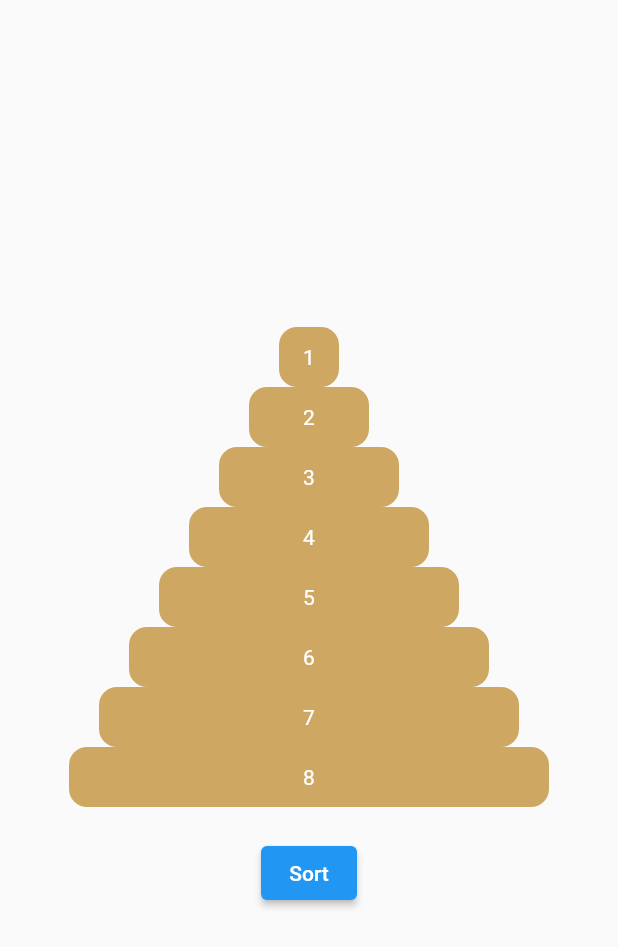
After one commit to dwikresno/everythingishere, a Flutter app: the PancakeSort screen opened directly, after a tap on "Sort", on a phone screen of 412 x 824 dp. The commit adds this screen. Shown: the top 947 px of the screen. Run offline on Flutter 3.47's test engine with Material 2 defaults, Android fonts, the phone set to English and light mode, and no system bars; our stand-ins replace just_audio, unicons; missing offline and left inert: audio_session, flutter_joystick, just_audio_web; Roboto replaces fonts that are missing (Hind).

Commit message:
feat : pancake sort

```diff
--- a/lib/ui/menu.dart
+++ b/lib/ui/menu.dart
@@ -5,6 +5,7 @@ import 'package:all_is_here/ui/eyeanimation.dart';
 import 'package:all_is_here/ui/harvestmoon.dart';
 import 'package:all_is_here/ui/hide_post.dart';
 import 'package:all_is_here/ui/listchecked.dart';
+import 'package:all_is_here/ui/pancake_sort.dart';
 import 'package:all_is_here/ui/piano.dart';
 import 'package:all_is_here/ui/pokemon.dart';
 import 'package:all_is_here/ui/snake.dart';
@@ -104,6 +105,12 @@ class _MenuState extends State<Menu> {
                 movePage(10);
               },
               child: Text("IG Message"),
+            ),
+            ElevatedButton(
+              onPressed: () {
+                movePage(11);
+              },
+              child: Text("Pancake Sort"),
             )
           ],
         ),
@@ -147,7 +154,9 @@ class _MenuState extends State<Menu> {
       case 10:
         className = IGMessage();
         break;
-
+      case 11:
+        className = PancakeSort();
+        break;
       default:
         // do something else
         break;
--- /dev/null
+++ b/lib/ui/pancake_sort.dart
@@ -0,0 +1,88 @@
+import 'dart:async';
+import 'dart:math';
+
+import 'package:flutter/material.dart';
+
+class PancakeSort extends StatefulWidget {
+  const PancakeSort({super.key});
+
+  @override
+  State<PancakeSort> createState() => _PancakeSortState();
+}
+
+class _PancakeSortState extends State<PancakeSort> {
+  List listArray = [5, 6, 3, 2, 4, 7, 8, 1];
+
+  runSort() {
+    for (var i = listArray.length - 1; i >= 1; i--) {
+      var max_idx = 0;
+      var max = listArray[0];
+      for (var j = 1; j <= i; j++) {
+        if (listArray[j] > max) {
+          max = listArray[j];
+          max_idx = j;
+        }
+      }
+      var new_slice;
+      if (max_idx > 0) {
+        new_slice = listArray.sublist(0, max_idx + 1).reversed.toList();
+        for (int j = 0; j <= max_idx; j++) {
+          setState(() {
+            listArray[j] = new_slice[j];
+          });
+        }
+      }
+      print("slice 1 : $listArray");
+      new_slice = listArray.sublist(0, i + 1).reversed.toList();
+      for (int j = 0; j <= i; j++) {
+        setState(() {
+          listArray[j] = new_slice[j];
+        });
+      }
+      print("slice : $listArray");
+    }
+  }
+
+  @override
+  Widget build(BuildContext context) {
+    return Scaffold(
+      body: Container(
+        width: MediaQuery.of(context).size.width,
+        child: Column(
+          crossAxisAlignment: CrossAxisAlignment.center,
+          mainAxisAlignment: MainAxisAlignment.center,
+          children: [
+            for (var list in listArray)
+              Container(
+                height: 40,
+                width: list * 40.0,
+                decoration: BoxDecoration(
+                  borderRadius: BorderRadius.circular(12),
+                  color: Color(0xFFCEA862),
+                ),
+                child: Center(
+                  child: Text(
+                    list.toString(),
+                    style: TextStyle(
+                      color: Colors.white,
+                    ),
+                  ),
+                ),
+              ),
+            SizedBox(
+              height: 20,
+            ),
+            ElevatedButton(
+              onPressed: () {
+                runSort();
+              },
+              child: Text(
+                "Sort",
+              ),
+            ),
+          ],
+        ),
+      ),
+    );
+  }
+}
```
